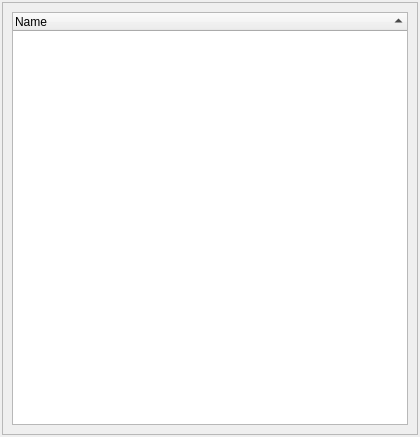
Old version of the form Code/Tools/Inspector/ReflectionWidget.ui in the repository ezEngine/ezEngine.
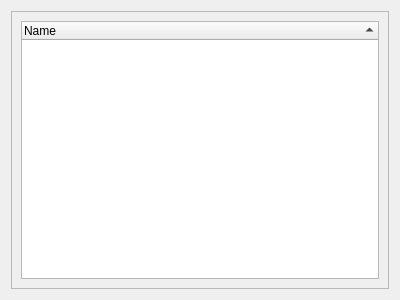
New version of the form.

What changed in the file:
```diff
--- a/Code/Tools/Inspector/ReflectionWidget.ui
+++ b/Code/Tools/Inspector/ReflectionWidget.ui
@@ -1,55 +1,21 @@
 <?xml version="1.0" encoding="UTF-8"?>
 <ui version="4.0">
  <class>ReflectionWidget</class>
- <widget class="QDockWidget" name="ReflectionWidget">
+ <widget class="QWidget" name="ReflectionWidget">
   <property name="geometry">
    <rect>
     <x>0</x>
     <y>0</y>
-    <width>420</width>
-    <height>437</height>
+    <width>400</width>
+    <height>300</height>
    </rect>
   </property>
-  <property name="minimumSize">
-   <size>
-    <width>200</width>
-    <height>200</height>
-   </size>
-  </property>
-  <property name="sizeIncrement">
-   <size>
-    <width>5</width>
-    <height>5</height>
-   </size>
-  </property>
-  <property name="features">
-   <set>QDockWidget::AllDockWidgetFeatures</set>
-  </property>
-  <property name="allowedAreas">
-   <set>Qt::AllDockWidgetAreas</set>
-  </property>
   <property name="windowTitle">
    <string>Reflection</string>
   </property>
-  <widget class="QWidget" name="dockWidgetContents">
-   <layout class="QVBoxLayout" name="verticalLayout_3">
-    <property name="spacing">
-     <number>0</number>
-    </property>
-    <property name="leftMargin">
-     <number>2</number>
-    </property>
-    <property name="topMargin">
-     <number>2</number>
-    </property>
-    <property name="rightMargin">
-     <number>2</number>
-    </property>
-    <property name="bottomMargin">
-     <number>2</number>
-    </property>
+  <layout class="QHBoxLayout" name="horizontalLayout">
     <item>
-     <widget class="QFrame" name="frame">
+    <widget class="QFrame" name="ReflectionWidgetFrame">
       <property name="frameShape">
        <enum>QFrame::StyledPanel</enum>
       </property>
@@ -80,9 +46,6 @@
     </item>
    </layout>
   </widget>
- </widget>
- <resources>
-  <include location="resources.qrc"/>
- </resources>
+ <resources/>
  <connections/>
 </ui> 
```
Left out of the diff: 2 changed lines with no effect on the pictures. Lines whose indentation alone changed are shown as unchanged.
